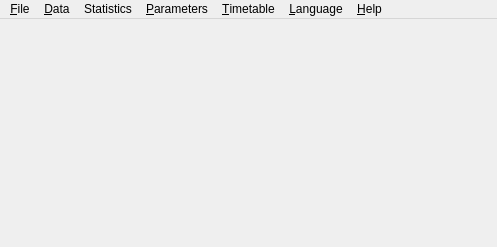
First picture: the form in src/interface/fetmainform_template.ui, repository janLo/FET, before the edit.
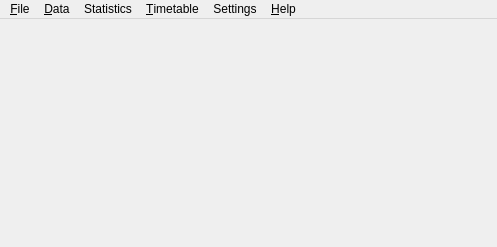
Second picture: the form after the edit. Icons and pictures are not drawn.

```diff
--- a/src/interface/fetmainform_template.ui
+++ b/src/interface/fetmainform_template.ui
@@ -25,7 +25,7 @@
      <x>0</x>
      <y>0</y>
      <width>497</width>
-     <height>28</height>
+     <height>29</height>
     </rect>
    </property>
    <widget class="QMenu" name="helpMenu" >
@@ -38,9 +38,9 @@
     <addaction name="separator" />
     <addaction name="helpAboutAction" />
    </widget>
-   <widget class="QMenu" name="parametersMenu" >
+   <widget class="QMenu" name="fileMenu" >
     <property name="title" >
-     <string>&amp;Parameters</string>
+     <string>&amp;File</string>
     </property>
     <addaction name="parametersPopulationNumberAction" />
     <addaction name="parametersProbabilitiesAction" />
@@ -90,17 +90,6 @@
     <addaction name="dataSubjectsStatisticsAction" />
     <addaction name="dataStudentsStatisticsAction" />
    </widget>
-   <widget class="QMenu" name="fileMenu" >
-    <property name="title" >
-     <string>&amp;File</string>
-    </property>
-    <addaction name="fileNewAction" />
-    <addaction name="fileOpenAction" />
-    <addaction name="fileSaveAction" />
-    <addaction name="fileSaveAsAction" />
-    <addaction name="separator" />
-    <addaction name="fileExitAction" />
-   </widget>
    <widget class="QMenu" name="dataMenu" >
     <property name="title" >
      <string>&amp;Data</string>
@@ -216,9 +205,9 @@
     <addaction name="PopupMenuEditor_63" />
     <addaction name="PopupMenuEditor_83" />
    </widget>
-   <widget class="QMenu" name="languageMenu" >
+   <widget class="QMenu" name="menuSettings" >
     <property name="title" >
-     <string>&amp;Language</string>
+     <string>Settings</string>
     </property>
     <addaction name="languageEnglishAction" />
     <addaction name="languageFrenchAction" />
@@ -235,9 +224,8 @@
    <addaction name="fileMenu" />
    <addaction name="dataMenu" />
    <addaction name="menuStatistics" />
-   <addaction name="parametersMenu" />
    <addaction name="timetableMenu" />
-   <addaction name="languageMenu" />
+   <addaction name="menuSettings" />
    <addaction name="helpMenu" />
   </widget>
   <action name="fileNewAction" >
```
Left out of the diff: 584 changed lines with no effect on the pictures.
